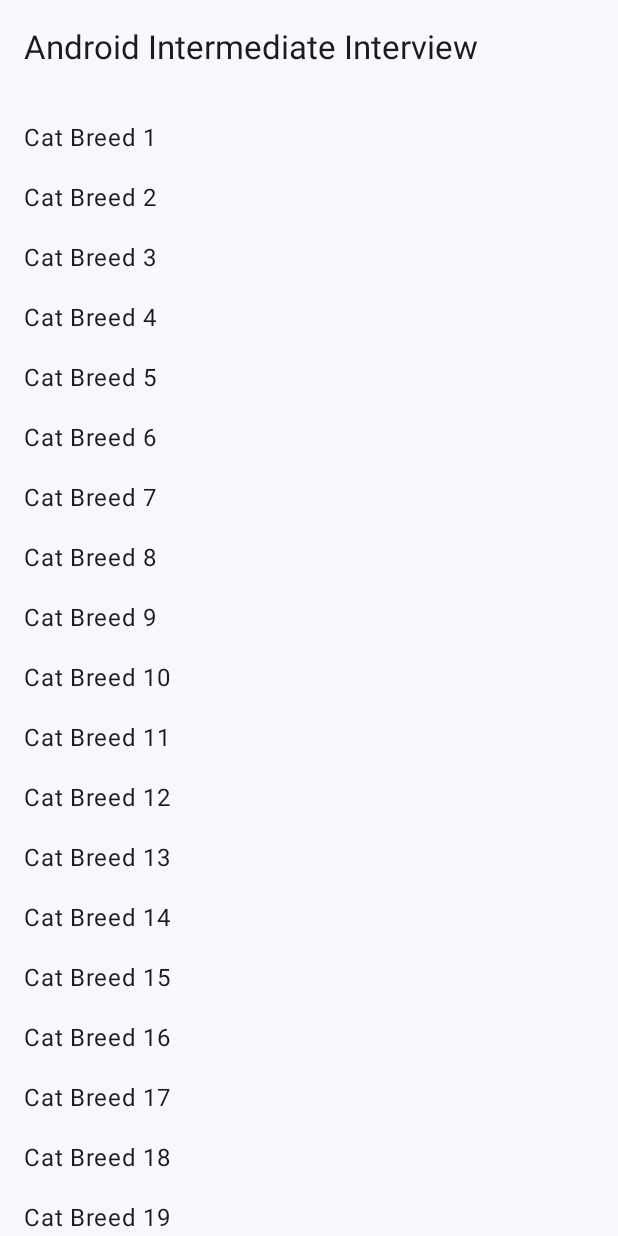
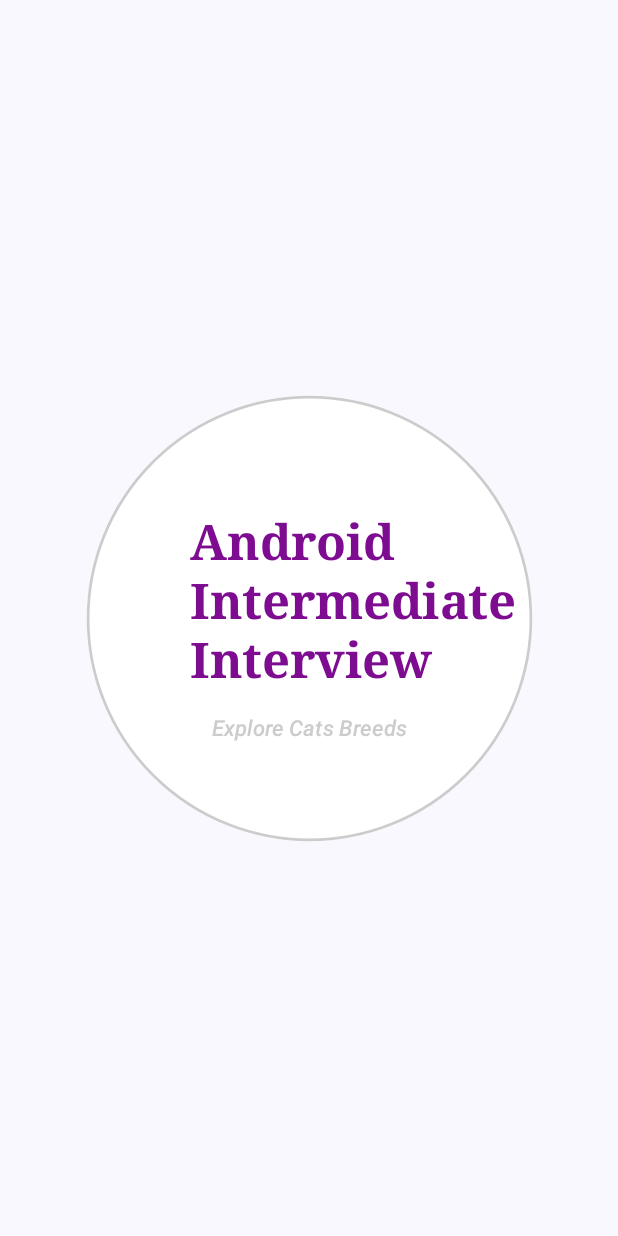
Before and after one commit to EliCh19/catBreeds, an Android app built with Jetpack Compose: the first screen one second after launch (mainActivity), on a phone screen of 412 x 824 dp. Run offline under Robolectric (Android 15) with nearby library versions, the phone set to English and light mode, and no system bars; our stand-ins replace Dagger/Hilt's generated code.

Commit message:
implement splash screen and navigation class

```diff
--- a/app/build.gradle.kts
+++ b/app/build.gradle.kts
@@ -3,8 +3,6 @@ plugins {
     alias(libs.plugins.kotlin.android)
     alias(libs.plugins.kotlin.compose)
     alias(libs.plugins.kotlin.serialization)
-//    alias(libs.plugins.kotlin.hilt)
-//    alias(libs.plugins.kotlin.hilt.android.compiler)
     id("kotlin-kapt")
     id("dagger.hilt.android.plugin")
 }
--- /dev/null
+++ b/app/src/main/java/com/onespan/android/interview/components/Components.kt
@@ -0,0 +1,25 @@
+package com.onespan.android.interview.components
+
+import androidx.compose.runtime.Composable
+import androidx.compose.foundation.layout.padding
+import androidx.compose.material3.MaterialTheme
+import androidx.compose.material3.Text
+import androidx.compose.ui.Modifier
+import androidx.compose.ui.graphics.Color
+import androidx.compose.ui.res.stringResource
+import androidx.compose.ui.text.font.FontFamily
+import androidx.compose.ui.text.font.FontWeight
+import androidx.compose.ui.unit.dp
+import com.onespan.android.interview.R
+
+@Composable
+fun CatsAppLogo(modifier: Modifier = Modifier) {
+    Text(
+        text = stringResource(id = R.string.app_name),
+        style = MaterialTheme.typography.displaySmall,
+        fontFamily = FontFamily.Serif,
+        fontWeight = FontWeight.Bold,
+        modifier = modifier.padding(start = 75.dp, top = 15.dp),
+        color = Color(0xFF7D0C91)
+    )
+}
--- a/app/src/main/java/com/onespan/android/interview/mainActivity.kt
+++ b/app/src/main/java/com/onespan/android/interview/mainActivity.kt
@@ -1,24 +1,30 @@
 package com.onespan.android.interview
 
 import android.os.Bundle
+import android.view.Surface
 import androidx.activity.ComponentActivity
 import androidx.activity.compose.setContent
 import androidx.activity.enableEdgeToEdge
 import androidx.compose.foundation.layout.Arrangement
+import androidx.compose.foundation.layout.Column
 import androidx.compose.foundation.layout.PaddingValues
 import androidx.compose.foundation.layout.fillMaxSize
 import androidx.compose.foundation.layout.padding
 import androidx.compose.foundation.lazy.LazyColumn
 import androidx.compose.material3.ExperimentalMaterial3Api
+import androidx.compose.material3.MaterialTheme
 import androidx.compose.material3.Scaffold
 import androidx.compose.material3.Text
 import androidx.compose.material3.TopAppBar
 import androidx.compose.runtime.Composable
+import androidx.compose.ui.Alignment
 import androidx.compose.ui.Modifier
 import androidx.compose.ui.res.stringResource
 import androidx.compose.ui.tooling.preview.Preview
 import androidx.compose.ui.unit.dp
+import com.onespan.android.interview.presentation.navigation.CatsNavigation
 import dagger.hilt.android.AndroidEntryPoint
+import androidx.compose.material3.Surface
 
 @AndroidEntryPoint
 class mainActivity : ComponentActivity() {
@@ -27,14 +33,30 @@ class mainActivity : ComponentActivity() {
         enableEdgeToEdge()
         setContent {
             AndroidIntermediateInterviewTheme {
-                ScreenContent()
+                Surface(
+                    modifier = Modifier.fillMaxSize(),
+                    color = MaterialTheme.colorScheme.background
+                ) {
+                    Column(
+                        verticalArrangement = Arrangement.Center,
+                        horizontalAlignment = Alignment.CenterHorizontally
+                    ) {
+                        CatsNavigation()
+                    }
+                }
             }
         }
     }
 }
 
 @Composable
-fun ScreenContent() { Scaffold(topBar = { TopBar() }, modifier = Modifier.fillMaxSize()) { innerPadding -> CatBreeds(modifier = Modifier.padding(innerPadding)) } }
+fun ScreenContent() {
+    Scaffold(topBar = { TopBar() }, modifier = Modifier.fillMaxSize()) { innerPadding ->
+        CatBreeds(
+            modifier = Modifier.padding(innerPadding)
+        )
+    }
+}
 
 @OptIn(ExperimentalMaterial3Api::class)
 @Composable
@@ -59,6 +81,5 @@ fun CatBreeds(modifier: Modifier = Modifier) {
 @Composable
 fun ScreenContentPreview() {
     AndroidIntermediateInterviewTheme {
-        ScreenContent()
     }
 }
--- /dev/null
+++ b/app/src/main/java/com/onespan/android/interview/presentation/navigation/CatsNavigation.kt
@@ -0,0 +1,21 @@
+package com.onespan.android.interview.presentation.navigation
+
+import androidx.compose.runtime.Composable
+import androidx.navigation.compose.NavHost
+import androidx.navigation.compose.composable
+import androidx.navigation.compose.rememberNavController
+import com.onespan.android.interview.presentation.screens.SplashScreen
+import com.onespan.android.interview.presentation.screens.home.HomeScreen
+
+@Composable
+fun CatsNavigation() {
+    val navController = rememberNavController()
+    NavHost(navController = navController, startDestination = CatsScreens.SplashScreen.name) {
+        composable(CatsScreens.SplashScreen.name) {
+            SplashScreen(navController = navController)
+        }
+        composable(CatsScreens.HomeScreen.name) {
+           HomeScreen()
+        }
+    }
+}
--- /dev/null
+++ b/app/src/main/java/com/onespan/android/interview/presentation/navigation/CatsScreens.kt
@@ -0,0 +1,17 @@
+package com.onespan.android.interview.presentation.navigation
+
+enum class CatsScreens {
+    SplashScreen,
+    HomeScreen;
+
+    companion object {
+        fun fromRoute(route: String?): CatsScreens {
+            return when (route?.substringBefore("/")) {
+                SplashScreen.name -> SplashScreen
+                HomeScreen.name -> HomeScreen
+                null -> HomeScreen
+                else -> throw IllegalArgumentException("Route $route is not recognized")
+            }
+        }
+    }
+}
--- /dev/null
+++ b/app/src/main/java/com/onespan/android/interview/presentation/screens/SplashScreen.kt
@@ -0,0 +1,75 @@
+package com.onespan.android.interview.presentation.screens
+
+import androidx.compose.animation.core.tween
+import androidx.compose.runtime.Composable
+import androidx.compose.runtime.LaunchedEffect
+import androidx.compose.runtime.remember
+import androidx.navigation.NavHostController
+import com.onespan.android.interview.presentation.navigation.CatsScreens
+import androidx.compose.foundation.layout.Arrangement
+import androidx.compose.foundation.layout.Column
+import androidx.compose.foundation.layout.Spacer
+import androidx.compose.foundation.layout.height
+import androidx.compose.foundation.layout.padding
+import androidx.compose.foundation.layout.size
+import androidx.compose.foundation.shape.CircleShape
+import androidx.compose.material3.MaterialTheme
+import androidx.compose.material3.Surface
+import androidx.compose.material3.Text
+import androidx.compose.ui.Alignment
+import androidx.compose.ui.Modifier
+import androidx.compose.ui.draw.scale
+import androidx.compose.ui.graphics.Color
+import androidx.compose.ui.res.stringResource
+import androidx.compose.ui.text.font.FontStyle
+import androidx.compose.ui.unit.dp
+import com.onespan.android.interview.components.CatsAppLogo
+import kotlinx.coroutines.delay
+import android.view.animation.OvershootInterpolator
+import androidx.compose.animation.core.Animatable
+import androidx.compose.foundation.BorderStroke
+import com.onespan.android.interview.R
+
+@Composable
+fun SplashScreen(navController: NavHostController) {
+    val scale = remember {
+        Animatable(0f)
+    }
+
+    LaunchedEffect(key1 = true) {
+        scale.animateTo(
+            targetValue = 0.9f,
+            animationSpec = tween(
+                durationMillis = 800,
+                easing = { OvershootInterpolator(8f).getInterpolation(it) }
+            )
+        )
+        delay(2000L)
+        navController.navigate(CatsScreens.HomeScreen.name)
+    }
+
+    Surface(
+        modifier = Modifier
+            .padding(15.dp)
+            .size(330.dp)
+            .scale(scale.value),
+        shape = CircleShape,
+        color = Color.White,
+        border = BorderStroke(width = 2.dp, color = Color.LightGray)
+    ) {
+        Column(
+            modifier = Modifier.padding(1.dp),
+            horizontalAlignment = Alignment.CenterHorizontally,
+            verticalArrangement = Arrangement.Center
+        ) {
+            CatsAppLogo()
+            Spacer(modifier = Modifier.height(15.dp))
+            Text(
+                text = stringResource(id = R.string.splash_screen_description),
+                fontStyle = FontStyle.Italic,
+                style = MaterialTheme.typography.titleMedium,
+                color = Color.LightGray
+            )
+        }
+    }
+}
--- /dev/null
+++ b/app/src/main/java/com/onespan/android/interview/presentation/screens/home/HomeScreen.kt
@@ -0,0 +1,8 @@
+package com.onespan.android.interview.presentation.screens.home
+
+import androidx.compose.runtime.Composable
+
+@Composable
+fun HomeScreen(){
+
+}
--- /dev/null
+++ b/app/src/main/java/com/onespan/android/interview/presentation/screens/home/HomeScreenViewModel.kt
@@ -0,0 +1,4 @@
+package com.onespan.android.interview.presentation.screens.home
+
+class HomeScreenViewModel {
+}
--- a/app/src/main/res/values/strings.xml
+++ b/app/src/main/res/values/strings.xml
@@ -1,3 +1,4 @@
 <resources>
     <string name="app_name">Android Intermediate Interview</string>
+    <string name="splash_screen_description">Explore Cats Breeds</string>
 </resources>
```
